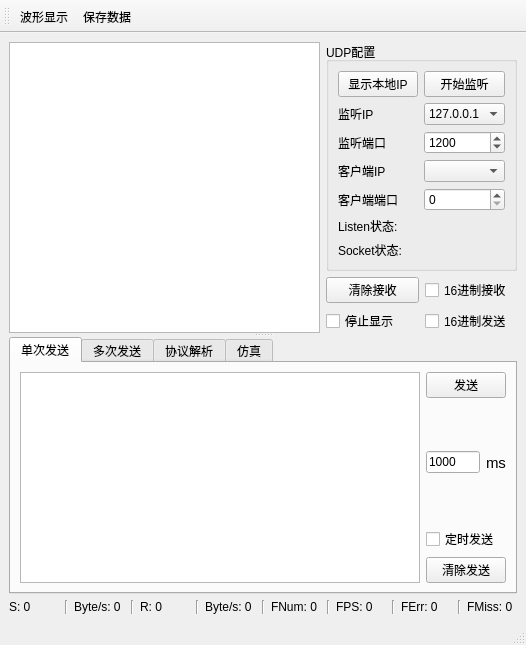
First picture: the form in Qt_TcpServer_QCustomPlot/mainwindow.ui, repository gropery/Qt_Tcp_QCustomPlot, before the edit.
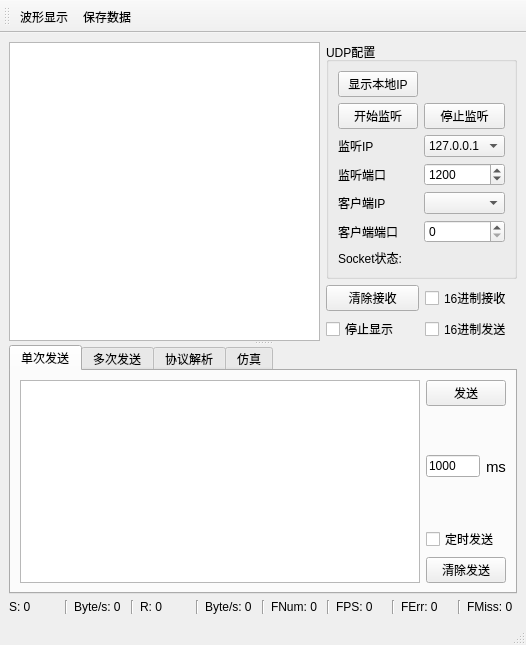
Second picture: the form after the edit.

Commit message: 增加TCP Client Plot 工程

Diff of the .ui file:
```diff
--- a/Qt_TcpServer_QCustomPlot/mainwindow.ui
+++ b/Qt_TcpServer_QCustomPlot/mainwindow.ui
@@ -41,7 +41,7 @@
                <string>UDP配置</string>
               </property>
               <layout class="QGridLayout" name="gridLayout">
-               <item row="2" column="1">
+               <item row="3" column="1">
                 <widget class="QSpinBox" name="spinBoxListenPort">
                  <property name="maximum">
                   <number>9999</number>
@@ -51,10 +51,10 @@
                  </property>
                 </widget>
                </item>
-               <item row="3" column="0">
-                <widget class="QLabel" name="label_4">
+               <item row="6" column="0" colspan="2">
+                <widget class="QLabel" name="labelSocketState">
                  <property name="text">
-                  <string>客户端IP</string>
+                  <string>Socket状态:</string>
                  </property>
                 </widget>
                </item>
@@ -65,14 +65,7 @@
                  </property>
                 </widget>
                </item>
-               <item row="5" column="0">
-                <widget class="QLabel" name="labelListenState">
-                 <property name="text">
-                  <string>Listen状态:</string>
-                 </property>
-                </widget>
-               </item>
-               <item row="1" column="1">
+               <item row="2" column="1">
                 <widget class="QComboBox" name="comboBoxListenIp">
                  <item>
                   <property name="text">
@@ -81,50 +74,57 @@
                  </item>
                 </widget>
                </item>
-               <item row="1" column="0">
+               <item row="2" column="0">
                 <widget class="QLabel" name="label_5">
                  <property name="text">
                   <string>监听IP</string>
                  </property>
                 </widget>
                </item>
-               <item row="0" column="1">
+               <item row="4" column="1">
+                <widget class="QComboBox" name="comboBoxClientIp"/>
+               </item>
+               <item row="5" column="1">
+                <widget class="QSpinBox" name="spinBoxClientPort"/>
+               </item>
+               <item row="4" column="0">
+                <widget class="QLabel" name="label_4">
+                 <property name="text">
+                  <string>客户端IP</string>
+                 </property>
+                </widget>
+               </item>
+               <item row="5" column="0">
+                <widget class="QLabel" name="label_6">
+                 <property name="text">
+                  <string>客户端端口</string>
+                 </property>
+                </widget>
+               </item>
+               <item row="1" column="1">
+                <widget class="QPushButton" name="pushButtonStopListen">
+                 <property name="text">
+                  <string>停止监听</string>
+                 </property>
+                </widget>
+               </item>
+               <item row="1" column="0">
                 <widget class="QPushButton" name="pushButtonListen">
                  <property name="text">
                   <string>开始监听</string>
                  </property>
                  <property name="checkable">
-                  <bool>true</bool>
+                  <bool>false</bool>
                  </property>
                 </widget>
                </item>
-               <item row="2" column="0">
+               <item row="3" column="0">
                 <widget class="QLabel" name="label_3">
                  <property name="text">
                   <string>监听端口</string>
                  </property>
                 </widget>
                </item>
-               <item row="6" column="0" colspan="2">
-                <widget class="QLabel" name="labelSocketState">
-                 <property name="text">
-                  <string>Socket状态:</string>
-                 </property>
-                </widget>
-               </item>
-               <item row="4" column="0">
-                <widget class="QLabel" name="label_6">
-                 <property name="text">
-                  <string>客户端端口</string>
-                 </property>
-                </widget>
-               </item>
-               <item row="3" column="1">
-                <widget class="QComboBox" name="comboBoxClientIp"/>
-               </item>
-               <item row="4" column="1">
-                <widget class="QSpinBox" name="spinBoxClientPort"/>
-               </item>
               </layout>
              </widget>
             </item>
```
The commit also changes 31 other files.
